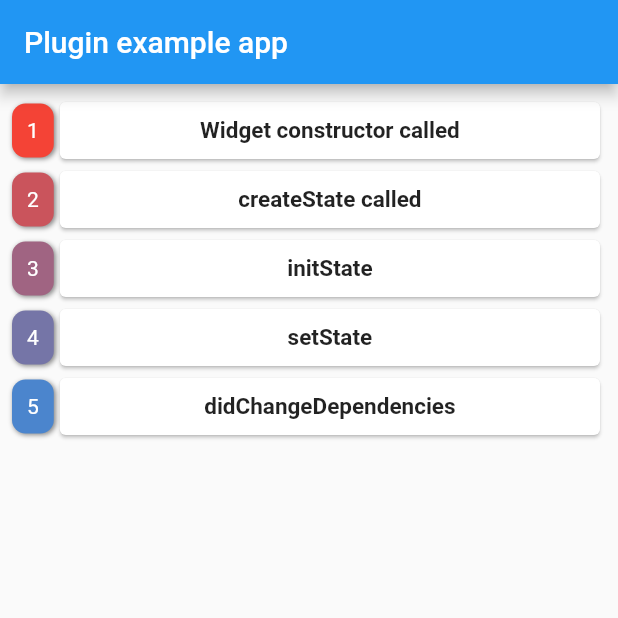
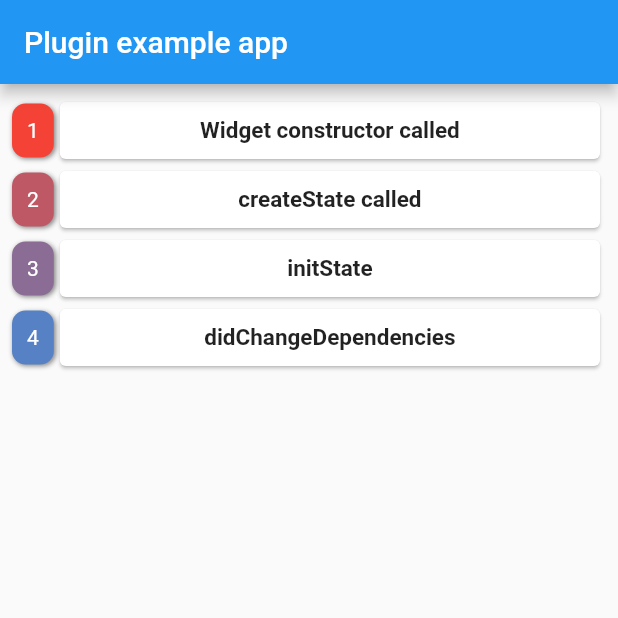
Before and after one commit to WongueShin/flutter_lifecycle_example, a Flutter app: the screen it shows after launch, on a phone screen of 412 x 824 dp, the top half of it. Run offline on Flutter 3.47's test engine with Material 2 defaults, Android fonts, the phone set to English and light mode, and no system bars.

Commit message:
delete setState handler

```diff
--- a/lib/main.dart
+++ b/lib/main.dart
@@ -47,13 +47,6 @@ class _FlutterLifecycleTestState extends State<FlutterLifecycleTest> with Widget
     printIfDebugMode("didUpdateWidget");
     widget.widgets.add(_makeCard("didUpdateWidget"));
     super.didUpdateWidget(oldWidget);
-  }
-
-  @override
-  void setState(VoidCallback fn) {
-    printIfDebugMode("setState");
-    widget.widgets.add(_makeCard("setState"));
-    super.setState(fn);
   }
 
   @override
```
